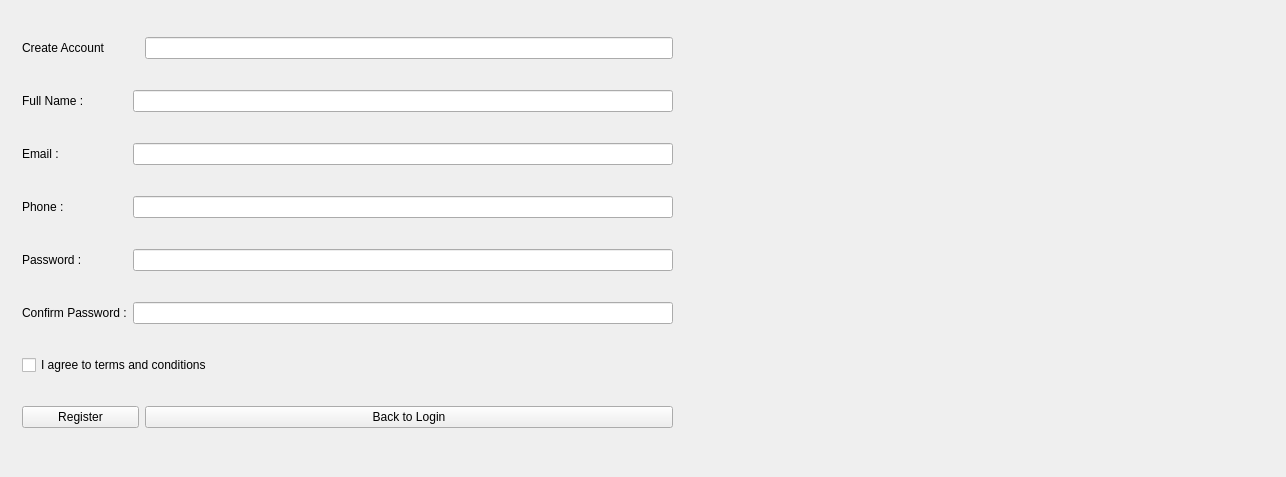
Above: registerwidget.ui from Pelix05/Blackholehospital before the change. Below: the same form after it.
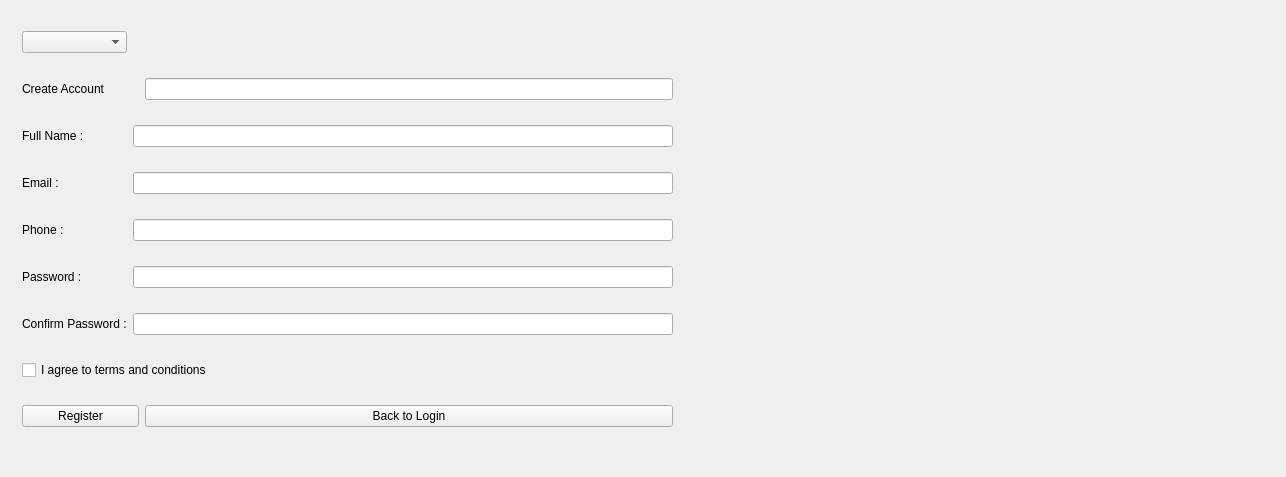
That is the form after the change.

What changed in the file:
```diff
--- a/registerwidget.ui
+++ b/registerwidget.ui
@@ -13,7 +13,7 @@
   <property name="windowTitle">
    <string>Form</string>
   </property>
-  <widget class="QWidget" name="">
+  <widget class="QWidget" name="layoutWidget">
    <property name="geometry">
     <rect>
      <x>22</x>
@@ -23,94 +23,97 @@
     </rect>
    </property>
    <layout class="QGridLayout" name="gridLayout">
-    <item row="0" column="0" colspan="3">
-     <widget class="QLabel" name="label">
+    <item row="7" column="0" colspan="4">
+     <widget class="QCheckBox" name="cbAgree">
       <property name="text">
-       <string>Create Account</string>
+       <string>I agree to terms and conditions</string>
       </property>
      </widget>
     </item>
-    <item row="1" column="0">
-     <widget class="QLabel" name="label_2">
-      <property name="text">
-       <string>Full Name :</string>
-      </property>
-     </widget>
-    </item>
-    <item row="2" column="0">
-     <widget class="QLabel" name="label_3">
-      <property name="text">
-       <string>Email :</string>
-      </property>
-     </widget>
-    </item>
-    <item row="3" column="0">
-     <widget class="QLabel" name="label_4">
-      <property name="text">
-       <string>Phone :</string>
-      </property>
-     </widget>
-    </item>
-    <item row="4" column="0">
+    <item row="5" column="0">
      <widget class="QLabel" name="label_5">
       <property name="text">
        <string>Password :</string>
       </property>
      </widget>
     </item>
-    <item row="5" column="0">
-     <widget class="QLabel" name="label_6">
-      <property name="text">
-       <string>Confirm Password :</string>
-      </property>
-     </widget>
+    <item row="4" column="1" colspan="3">
+     <widget class="QLineEdit" name="lePhone"/>
     </item>
-    <item row="0" column="3">
+    <item row="1" column="3">
      <widget class="QLineEdit" name="leUserType"/>
     </item>
-    <item row="9" column="3">
+    <item row="4" column="0">
+     <widget class="QLabel" name="label_4">
+      <property name="text">
+       <string>Phone :</string>
+      </property>
+     </widget>
+    </item>
+    <item row="3" column="0">
+     <widget class="QLabel" name="label_3">
+      <property name="text">
+       <string>Email :</string>
+      </property>
+     </widget>
+    </item>
+    <item row="3" column="1" colspan="3">
+     <widget class="QLineEdit" name="leEmail"/>
+    </item>
+    <item row="10" column="0" colspan="3">
+     <widget class="QPushButton" name="btnRegister">
+      <property name="text">
+       <string>Register</string>
+      </property>
+     </widget>
+    </item>
+    <item row="10" column="3">
      <widget class="QPushButton" name="btnBack">
       <property name="text">
        <string>Back to Login</string>
       </property>
      </widget>
     </item>
-    <item row="5" column="1" colspan="3">
+    <item row="6" column="0">
+     <widget class="QLabel" name="label_6">
+      <property name="text">
+       <string>Confirm Password :</string>
+      </property>
+     </widget>
+    </item>
+    <item row="6" column="1" colspan="3">
      <widget class="QLineEdit" name="leConfirmPassword">
       <property name="echoMode">
        <enum>QLineEdit::Password</enum>
       </property>
      </widget>
     </item>
-    <item row="3" column="1" colspan="3">
-     <widget class="QLineEdit" name="lePhone"/>
+    <item row="1" column="0" colspan="3">
+     <widget class="QLabel" name="label">
+      <property name="text">
+       <string>Create Account</string>
+      </property>
+     </widget>
     </item>
-    <item row="2" column="1" colspan="3">
-     <widget class="QLineEdit" name="leEmail"/>
+    <item row="2" column="0">
+     <widget class="QLabel" name="label_2">
+      <property name="text">
+       <string>Full Name :</string>
+      </property>
+     </widget>
     </item>
-    <item row="4" column="1" colspan="3">
+    <item row="5" column="1" colspan="3">
      <widget class="QLineEdit" name="lePassword">
       <property name="echoMode">
        <enum>QLineEdit::Password</enum>
       </property>
      </widget>
     </item>
-    <item row="1" column="1" colspan="3">
+    <item row="2" column="1" colspan="3">
      <widget class="QLineEdit" name="leUsername"/>
     </item>
-    <item row="6" column="0" colspan="4">
-     <widget class="QCheckBox" name="cbAgree">
-      <property name="text">
-       <string>I agree to terms and conditions</string>
-      </property>
-     </widget>
-    </item>
-    <item row="9" column="0" colspan="3">
-     <widget class="QPushButton" name="btnRegister">
-      <property name="text">
-       <string>Register</string>
-      </property>
-     </widget>
+    <item row="0" column="0">
+     <widget class="QComboBox" name="cbRole"/>
     </item>
    </layout>
   </widget>
```
